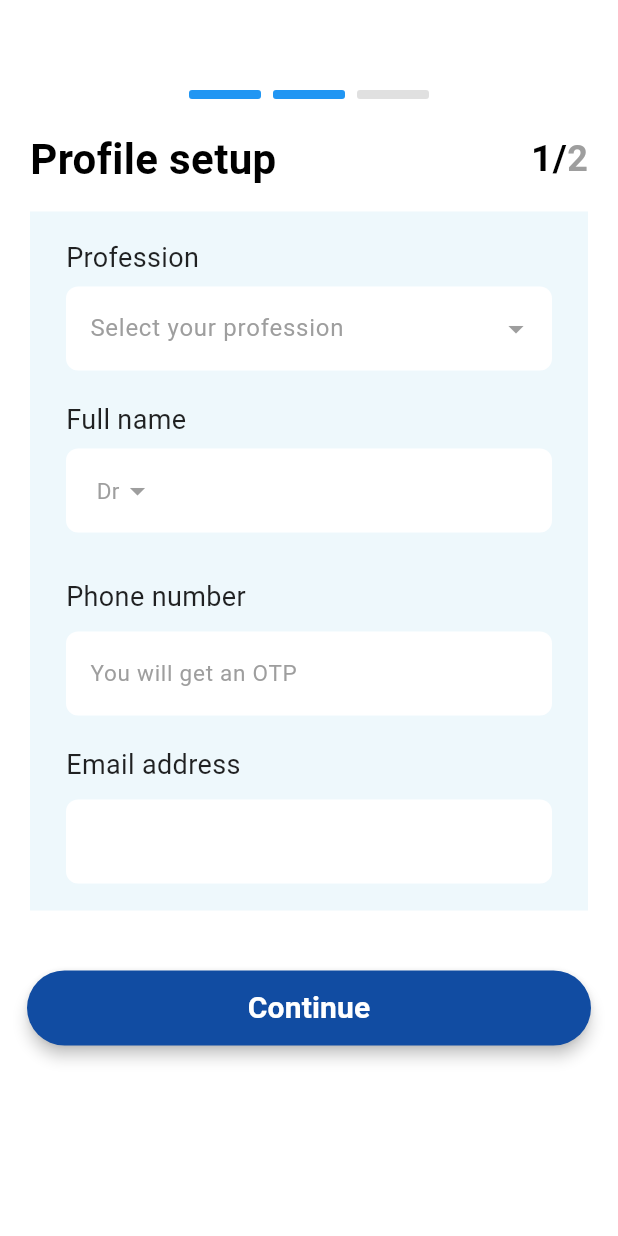
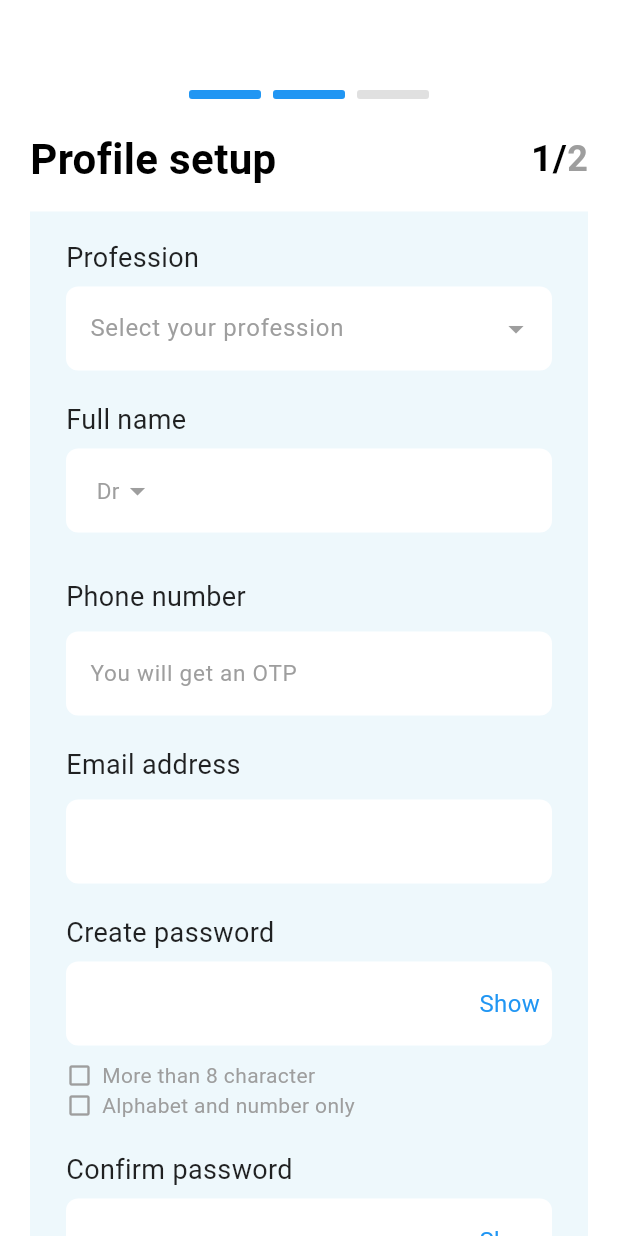
Before and after one commit to buildwithdecent/testing-git-hub, a Flutter app: the ProfileSetup1 screen opened directly, on a phone screen of 412 x 824 dp. Run offline on Flutter 3.47's test engine with Material 3 defaults, Android fonts, the phone set to English and light mode, and no system bars; our stand-ins replace introduction_screen, pinput; key blocks and very long unbroken strings in the code were emptied for the run.

Commit message:
Changes to the profile setup

```diff
--- a/lib/Authentication/Profile_Setup.dart
+++ b/lib/Authentication/Profile_Setup.dart
@@ -4,6 +4,8 @@ import 'package:flutter/services.dart';
 import 'package:project_1/Authentication/Profile_Setup2.dart';
 import 'package:project_1/Widgets/Base_Button.dart';
 import '../Widgets/Build_progress_bar.dart';
+import '../Widgets/Confirm_password_input.dart';
+import '../Widgets/password_input.dart';
 import '../Widgets/reusable_dropdown.dart';
 
 class ProfileSetup1 extends StatefulWidget {
@@ -19,10 +21,15 @@ class _ProfileSetup1State extends State<ProfileSetup1> {
 
   TextEditingController professionController = TextEditingController();
   TextEditingController FullNameController = TextEditingController();
+  TextEditingController passwordController = TextEditingController();
+  TextEditingController confirmPasswordController = TextEditingController();
+
+
 
   String selectedPrefix = "Dr";
 
   final GlobalKey<FormState> _formKey = GlobalKey<FormState>();
+
 
   @override
   Widget build(BuildContext context) {
@@ -127,7 +134,10 @@ class _ProfileSetup1State extends State<ProfileSetup1> {
                               AnimatedSwitcher(
                                 duration: Duration(milliseconds: 200),
                                 child: isProfessionsDisplay
-                                    ? DropdownChecklist(
+                                    ? Column(
+                                  children: [
+                                    SizedBox(height: 8),
+                                    DropdownChecklist(
                                       key: ValueKey("professionDropdown"),
                                       title: 'Profession',
                                       items: [
@@ -138,17 +148,19 @@ class _ProfileSetup1State extends State<ProfileSetup1> {
                                       ],
                                       onSelectionChanged: (selectedList) {
                                         setState(() {
-                                      professionController.text =
-                                      selectedList.isNotEmpty
+                                          professionController.text = selectedList.isNotEmpty
                                               ? selectedList.first
                                               : '';
                                           isProfessionsDisplay = false;
                                         });
                                       },
+                                    ),
+                                  ],
                                 )
                                     : const SizedBox.shrink(),
                               ),
                               const SizedBox(height: 20),
+
 
                               Text('Full name',
                                   style: TextStyle(
@@ -242,6 +254,20 @@ class _ProfileSetup1State extends State<ProfileSetup1> {
                                       borderSide:BorderSide.none),
                                 ),
                               ),
+                              SizedBox(height: 20,),
+
+                              Text('Create password',
+                                  style: TextStyle(color: Colors.black87, fontSize: 18)),
+                              const SizedBox(height: 6),
+                              PasswordInputField(controller: passwordController),
+                              SizedBox(height: 20),
+                              Text('Confirm password',
+                                  style: TextStyle(color: Colors.black87, fontSize: 18)),
+                              const SizedBox(height: 6),
+                              ConfirmPasswordField(
+                                controller: confirmPasswordController,
+                                passwordController: passwordController,
+                              ),
 
 
                             ],
--- /dev/null
+++ b/lib/Widgets/Confirm_password_input.dart
@@ -0,0 +1,58 @@
+import 'package:flutter/material.dart';
+class ConfirmPasswordField extends StatefulWidget {
+  final TextEditingController controller;
+  final TextEditingController passwordController;
+
+  const ConfirmPasswordField({
+    super.key,
+    required this.controller,
+    required this.passwordController,
+  });
+
+  @override
+  State<ConfirmPasswordField> createState() => _ConfirmPasswordFieldState();
+}
+
+class _ConfirmPasswordFieldState extends State<ConfirmPasswordField> {
+  bool _obscureText = true;
+
+  @override
+  Widget build(BuildContext context) {
+    return TextFormField(
+      controller: widget.controller,
+      obscureText: _obscureText,
+      enableSuggestions: false,
+      autocorrect: false,
+      validator: (value) {
+        if (value == null || value.isEmpty) {
+          return 'Please confirm your password';
+        } else if (value != widget.passwordController.text) {
+          return 'Passwords do not match';
+        }
+        return null;
+      },
+      decoration: InputDecoration(
+        filled: true,
+        fillColor: Colors.white,
+        suffixIcon: GestureDetector(
+          onTap: () => setState(() => _obscureText = !_obscureText),
+          child: Row(
+            mainAxisSize: MainAxisSize.min,
+            mainAxisAlignment: MainAxisAlignment.end,
+            children: [
+              Text(
+                _obscureText ? 'Show' : 'Hide',
+                style: const TextStyle(color: Colors.blue, fontSize: 16),
+              ),
+              const SizedBox(width: 8),
+            ],
+          ),
+        ),
+        border: OutlineInputBorder(
+          borderRadius: BorderRadius.circular(8),
+          borderSide: BorderSide.none,
+        ),
+      ),
+    );
+  }
+}
--- /dev/null
+++ b/lib/Widgets/password_input.dart
@@ -0,0 +1,94 @@
+import 'package:flutter/material.dart';
+
+class PasswordInputField extends StatefulWidget {
+  final TextEditingController controller;
+
+  const PasswordInputField({super.key, required this.controller});
+
+  @override
+  State<PasswordInputField> createState() => _PasswordInputFieldState();
+}
+
+class _PasswordInputFieldState extends State<PasswordInputField> {
+  bool _obscureText = true;
+  bool _isLengthValid = false;
+  bool _isAlphaNumValid = false;
+
+  @override
+  void initState() {
+    super.initState();
+    widget.controller.addListener(_validate);
+  }
+
+  void _validate() {
+    final text = widget.controller.text;
+    setState(() {
+      _isLengthValid = text.length > 8;
+      _isAlphaNumValid = RegExp(r'^(?=.*[A-Za-z])(?=.*\d)[A-Za-z\d]+$').hasMatch(text);
+    });
+  }
+
+  @override
+  void dispose() {
+    widget.controller.removeListener(_validate);
+    super.dispose();
+  }
+
+  @override
+  Widget build(BuildContext context) {
+    return Column(
+      crossAxisAlignment: CrossAxisAlignment.start,
+      children: [
+        TextField(
+          controller: widget.controller,
+          obscureText: _obscureText,
+          enableSuggestions: false,
+          autocorrect: false,
+          decoration: InputDecoration(
+            filled: true,
+            fillColor: Colors.white,
+            suffixIcon: GestureDetector(
+              onTap: () => setState(() => _obscureText = !_obscureText),
+              child: Row(
+                mainAxisSize: MainAxisSize.min,
+                mainAxisAlignment: MainAxisAlignment.end,
+                children: [
+                  Text(
+                    _obscureText ? 'Show' : 'Hide',
+                    style: const TextStyle(color: Colors.blue, fontSize: 16),
+                  ),
+                  const SizedBox(width: 8),
+                ],
+              ),
+            ),
+
+            border: OutlineInputBorder(
+              borderRadius: BorderRadius.circular(8),
+              borderSide: BorderSide.none,
+            ),
+          ),
+        ),
+        const SizedBox(height: 10),
+        _buildCheck(_isLengthValid, "More than 8 character"),
+        _buildCheck(_isAlphaNumValid, "Alphabet and number only"),
+      ],
+    );
+  }
+
+  Widget _buildCheck(bool valid, String label) {
+    return Row(
+      children: [
+        Icon(
+          valid ? Icons.check_box : Icons.check_box_outline_blank,
+          color: valid ?Color(0xFF114CA2) : Colors.grey,
+          size: 18,
+        ),
+        const SizedBox(width: 6),
+        Text(
+          label,
+          style: TextStyle(color: valid ? Colors.black : Colors.grey),
+        ),
+      ],
+    );
+  }
+}
--- a/lib/on_boarding_screen/OnboardingScreen.dart
+++ b/lib/on_boarding_screen/OnboardingScreen.dart
@@ -114,7 +114,7 @@ class _OnboardingScreenState extends State<OnboardingScreen> {
                     builder: (context) =>CreateAccount(),
                   ));
                 },
-                showDoneButton: true,
+                showDoneButton: false,
                 dotsDecorator: DotsDecorator(
                   size: Size(8, 8),
                   activeSize: Size(24, 8),
```
Lines whose indentation alone changed are shown as unchanged.
